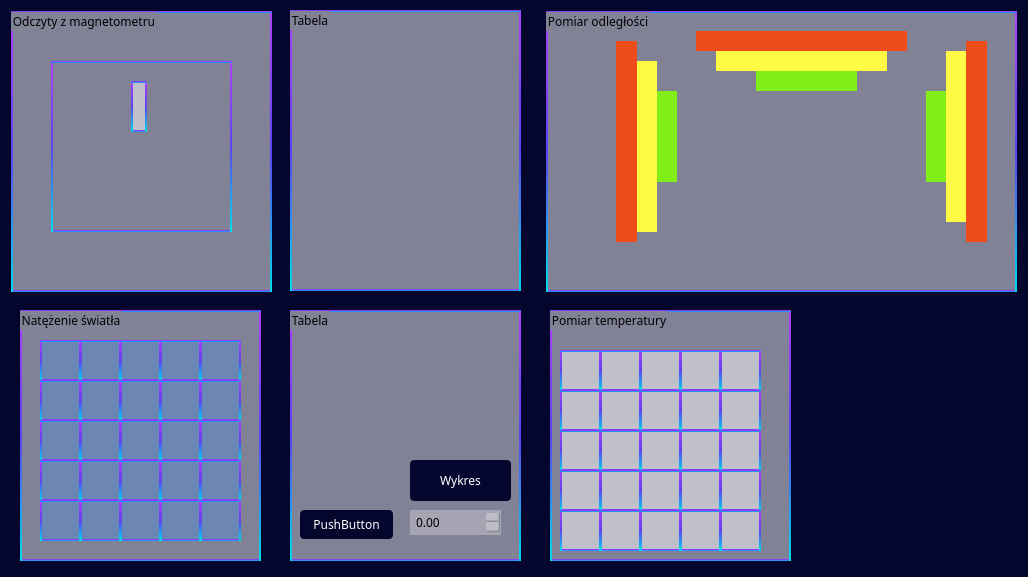
Above: form.ui from olala10/wds before the change. Below: the same form after it.
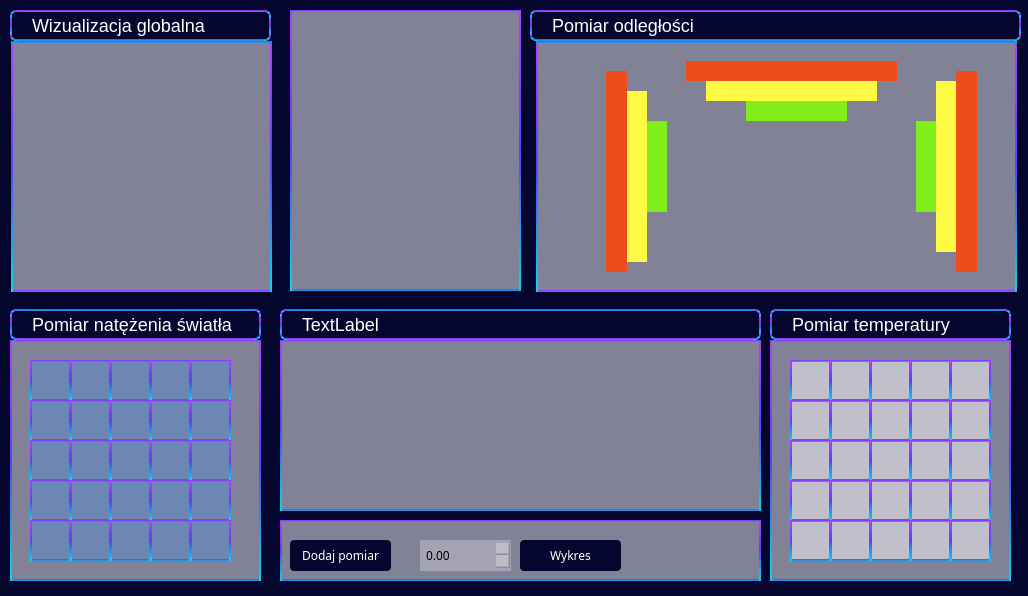
That is the form after the change.

Patch:
```diff
--- a/form.ui
+++ b/form.ui
@@ -7,7 +7,7 @@
     <x>0</x>
     <y>0</y>
     <width>1028</width>
-    <height>577</height>
+    <height>596</height>
    </rect>
   </property>
   <property name="windowTitle">
@@ -20,9 +20,9 @@
    <property name="geometry">
     <rect>
      <x>11</x>
-     <y>11</y>
+     <y>41</y>
      <width>261</width>
-     <height>281</height>
+     <height>251</height>
     </rect>
    </property>
    <property name="styleSheet">
@@ -34,7 +34,7 @@
 </string>
    </property>
    <property name="title">
-    <string>Odczyty z magnetometru</string>
+    <string/>
    </property>
    <widget class="QLabel" name="labelCompass">
     <property name="geometry">
@@ -46,7 +46,7 @@
      </rect>
     </property>
     <property name="styleSheet">
-     <string notr="true">  border: 2px solid qlineargradient(spread:pad, x1:0.5, y1:0, x2:0.5, y2:1, stop:0 rgba(175, 64, 255, 255), stop:0.5 rgba(91, 66, 243, 255), stop:1 rgba(0, 221, 235, 255));
+     <string notr="true">border: none;
 background: none;</string>
     </property>
     <property name="text">
@@ -62,6 +62,10 @@
       <height>51</height>
      </rect>
     </property>
+    <property name="styleSheet">
+     <string notr="true">border:none;
+background: none;</string>
+    </property>
     <property name="text">
      <string/>
     </property>
@@ -70,10 +74,10 @@
   <widget class="QGroupBox" name="groupBoxDistance">
    <property name="geometry">
     <rect>
-     <x>546</x>
-     <y>11</y>
-     <width>471</width>
-     <height>281</height>
+     <x>536</x>
+     <y>41</y>
+     <width>481</width>
+     <height>251</height>
     </rect>
    </property>
    <property name="styleSheet">
@@ -84,7 +88,7 @@
   text-decoration: none;</string>
    </property>
    <property name="title">
-    <string>Pomiar odległości</string>
+    <string/>
    </property>
    <widget class="QLabel" name="greenPic1">
     <property name="geometry">
@@ -266,10 +270,10 @@
   <widget class="QGroupBox" name="lightBox">
    <property name="geometry">
     <rect>
-     <x>20</x>
-     <y>310</y>
-     <width>241</width>
-     <height>251</height>
+     <x>10</x>
+     <y>340</y>
+     <width>251</width>
+     <height>241</height>
     </rect>
    </property>
    <property name="styleSheet">
@@ -281,13 +285,13 @@
 </string>
    </property>
    <property name="title">
-    <string>Natężenie światła</string>
+    <string/>
    </property>
    <widget class="QLabel" name="label1_5">
     <property name="geometry">
      <rect>
       <x>180</x>
-      <y>30</y>
+      <y>20</y>
       <width>41</width>
       <height>41</height>
      </rect>
@@ -303,7 +307,7 @@
     <property name="geometry">
      <rect>
       <x>180</x>
-      <y>70</y>
+      <y>60</y>
       <width>41</width>
       <height>41</height>
      </rect>
@@ -319,7 +323,7 @@
     <property name="geometry">
      <rect>
       <x>180</x>
-      <y>110</y>
+      <y>100</y>
       <width>41</width>
       <height>41</height>
      </rect>
@@ -335,7 +339,7 @@
     <property name="geometry">
      <rect>
       <x>180</x>
-      <y>150</y>
+      <y>140</y>
       <width>41</width>
       <height>41</height>
      </rect>
@@ -351,7 +355,7 @@
     <property name="geometry">
      <rect>
       <x>140</x>
-      <y>30</y>
+      <y>20</y>
       <width>41</width>
       <height>41</height>
      </rect>
@@ -367,7 +371,7 @@
     <property name="geometry">
      <rect>
       <x>140</x>
-      <y>70</y>
+      <y>60</y>
       <width>41</width>
       <height>41</height>
      </rect>
@@ -383,7 +387,7 @@
     <property name="geometry">
      <rect>
       <x>140</x>
-      <y>110</y>
+      <y>100</y>
       <width>41</width>
       <height>41</height>
      </rect>
@@ -399,7 +403,7 @@
     <property name="geometry">
      <rect>
       <x>140</x>
-      <y>150</y>
+      <y>140</y>
       <width>41</width>
       <height>41</height>
      </rect>
@@ -415,7 +419,7 @@
     <property name="geometry">
      <rect>
       <x>100</x>
-      <y>30</y>
+      <y>20</y>
       <width>41</width>
       <height>41</height>
      </rect>
@@ -431,7 +435,7 @@
     <property name="geometry">
      <rect>
       <x>100</x>
-      <y>70</y>
+      <y>60</y>
       <width>41</width>
       <height>41</height>
      </rect>
@@ -447,7 +451,7 @@
     <property name="geometry">
      <rect>
       <x>100</x>
-      <y>110</y>
+      <y>100</y>
       <width>41</width>
       <height>41</height>
      </rect>
@@ -463,7 +467,71 @@
     <property name="geometry">
      <rect>
       <x>100</x>
-      <y>150</y>
+      <y>140</y>
+      <width>41</width>
+      <height>41</height>
+     </rect>
+    </property>
+    <property name="styleSheet">
+     <string notr="true">background-color: rgba(59, 147, 252, 0.3);</string>
+    </property>
+    <property name="text">
+     <string/>
+    </property>
+   </widget>
+   <widget class="QLabel" name="label2">
+    <property name="geometry">
+     <rect>
+      <x>60</x>
+      <y>20</y>
+      <width>41</width>
+      <height>41</height>
+     </rect>
+    </property>
+    <property name="styleSheet">
+     <string notr="true">background-color: rgba(59, 147, 252, 0.3);</string>
+    </property>
+    <property name="text">
+     <string/>
+    </property>
+   </widget>
+   <widget class="QLabel" name="label7">
+    <property name="geometry">
+     <rect>
+      <x>60</x>
+      <y>60</y>
+      <width>41</width>
+      <height>41</height>
+     </rect>
+    </property>
+    <property name="styleSheet">
+     <string notr="true">background-color: rgba(59, 147, 252, 0.3);</string>
+    </property>
+    <property name="text">
+     <string/>
+    </property>
+   </widget>
+   <widget class="QLabel" name="label12">
+    <property name="geometry">
+     <rect>
+      <x>60</x>
+      <y>100</y>
+      <width>41</width>
+      <height>41</height>
+     </rect>
+    </property>
+    <property name="styleSheet">
+     <string notr="true">background-color: rgba(59, 147, 252, 0.3);</string>
+    </property>
+    <property name="text">
+     <string/>
+    </property>
+   </widget>
+   <widget class="QLabel" name="label17">
+    <property name="geometry">
+     <rect>
+      <x>60</x>
+      <y>140</y>
       <width>41</width>
       <height>41</height>
      </rect>
@@ -478,72 +546,8 @@
    <widget class="QLabel" name="label1_2">
     <property name="geometry">
      <rect>
-      <x>60</x>
-      <y>30</y>
-      <width>41</width>
-      <height>41</height>
-     </rect>
-    </property>
-    <property name="styleSheet">
-     <string notr="true">background-color: rgba(59, 147, 252, 0.3);</string>
-    </property>
-    <property name="text">
-     <string/>
-    </property>
-   </widget>
-   <widget class="QLabel" name="label2_2">
-    <property name="geometry">
-     <rect>
-      <x>60</x>
-      <y>70</y>
-      <width>41</width>
-      <height>41</height>
-     </rect>
-    </property>
-    <property name="styleSheet">
-     <string notr="true">background-color: rgba(59, 147, 252, 0.3);</string>
-    </property>
-    <property name="text">
-     <string/>
-    </property>
-   </widget>
-   <widget class="QLabel" name="label3_2">
-    <property name="geometry">
-     <rect>
-      <x>60</x>
-      <y>110</y>
-      <width>41</width>
-      <height>41</height>
-     </rect>
-    </property>
-    <property name="styleSheet">
-     <string notr="true">background-color: rgba(59, 147, 252, 0.3);</string>
-    </property>
-    <property name="text">
-     <string/>
-    </property>
-   </widget>
-   <widget class="QLabel" name="label4_2">
-    <property name="geometry">
-     <rect>
-      <x>60</x>
-      <y>150</y>
-      <width>41</width>
-      <height>41</height>
-     </rect>
-    </property>
-    <property name="styleSheet">
-     <string notr="true">background-color: rgba(59, 147, 252, 0.3);</string>
-    </property>
-    <property name="text">
-     <string/>
-    </property>
-   </widget>
-   <widget class="QLabel" name="label1_1">
-    <property name="geometry">
-     <rect>
       <x>20</x>
-      <y>30</y>
+      <y>20</y>
       <width>41</width>
       <height>41</height>
      </rect>
@@ -559,7 +563,7 @@
     <property name="geometry">
      <rect>
       <x>20</x>
-      <y>70</y>
+      <y>60</y>
       <width>41</width>
       <height>41</height>
      </rect>
@@ -575,7 +579,7 @@
     <property name="geometry">
      <rect>
       <x>20</x>
-      <y>110</y>
+      <y>100</y>
       <width>41</width>
       <height>41</height>
      </rect>
@@ -591,7 +595,7 @@
     <property name="geometry">
      <rect>
       <x>20</x>
-      <y>150</y>
+      <y>140</y>
       <width>41</width>
       <height>41</height>
      </rect>
@@ -607,7 +611,7 @@
     <property name="geometry">
      <rect>
       <x>100</x>
-      <y>190</y>
+      <y>180</y>
       <width>41</width>
       <height>41</height>
      </rect>
@@ -623,7 +627,7 @@
     <property name="geometry">
      <rect>
       <x>180</x>
-      <y>190</y>
+      <y>180</y>
       <width>41</width>
       <height>41</height>
      </rect>
@@ -639,7 +643,7 @@
     <property name="geometry">
      <rect>
       <x>140</x>
-      <y>190</y>
+      <y>180</y>
       <width>41</width>
       <height>41</height>
      </rect>
@@ -655,7 +659,7 @@
     <property name="geometry">
      <rect>
       <x>60</x>
-      <y>190</y>
+      <y>180</y>
       <width>41</width>
       <height>41</height>
      </rect>
@@ -671,7 +675,7 @@
     <property name="geometry">
      <rect>
       <x>20</x>
-      <y>190</y>
+      <y>180</y>
       <width>41</width>
       <height>41</height>
      </rect>
@@ -687,10 +691,10 @@
   <widget class="QGroupBox" name="temperatureBox">
    <property name="geometry">
     <rect>
-     <x>550</x>
-     <y>310</y>
+     <x>770</x>
+     <y>340</y>
      <width>241</width>
-     <height>251</height>
+     <height>241</height>
     </rect>
    </property>
    <property name="styleSheet">
@@ -702,13 +706,13 @@
 </string>
    </property>
    <property name="title">
-    <string>Pomiar temperatury</string>
+    <string/>
    </property>
    <widget class="QLabel" name="label1">
     <property name="geometry">
      <rect>
-      <x>10</x>
-      <y>40</y>
+      <x>20</x>
+      <y>20</y>
       <width>41</width>
       <height>41</height>
      </rect>
@@ -720,8 +724,8 @@
    <widget class="QLabel" name="label_2">
     <property name="geometry">
      <rect>
-      <x>50</x>
-      <y>40</y>
+      <x>60</x>
+      <y>20</y>
       <width>41</width>
       <height>41</height>
      </rect>
@@ -733,8 +737,8 @@
    <widget class="QLabel" name="label_3">
     <property name="geometry">
      <rect>
-      <x>90</x>
-      <y>40</y>
+      <x>100</x>
+      <y>20</y>
       <width>41</width>
       <height>41</height>
      </rect>
@@ -746,8 +750,8 @@
    <widget class="QLabel" name="label_4">
     <property name="geometry">
      <rect>
-      <x>130</x>
-      <y>40</y>
+      <x>140</x>
+      <y>20</y>
       <width>41</width>
       <height>41</height>
      </rect>
@@ -759,8 +763,8 @@
    <widget class="QLabel" name="label_5">
     <property name="geometry">
      <rect>
-      <x>170</x>
-      <y>40</y>
+      <x>180</x>
+      <y>20</y>
       <width>41</width>
       <height>41</height>
      </rect>
@@ -772,8 +776,8 @@
    <widget class="QLabel" name="label_6">
     <property name="geometry">
      <rect>
-      <x>10</x>
-      <y>80</y>
+      <x>20</x>
+      <y>60</y>
       <width>41</width>
       <height>41</height>
      </rect>
@@ -785,8 +789,8 @@
    <widget class="QLabel" name="label_7">
     <property name="geometry">
      <rect>
-      <x>50</x>
-      <y>80</y>
+      <x>60</x>
+      <y>60</y>
       <width>41</width>
       <height>41</height>
      </rect>
@@ -798,8 +802,8 @@
    <widget class="QLabel" name="label_8">
     <property name="geometry">
      <rect>
-      <x>90</x>
-      <y>80</y>
+      <x>100</x>
+      <y>60</y>
       <width>41</width>
       <height>41</height>
      </rect>
@@ -811,8 +815,8 @@
    <widget class="QLabel" name="label_9">
     <property name="geometry">
      <rect>
-      <x>130</x>
-      <y>80</y>
+      <x>140</x>
+      <y>60</y>
       <width>41</width>
       <height>41</height>
      </rect>
@@ -824,8 +828,8 @@
    <widget class="QLabel" name="label_10">
     <property name="geometry">
      <rect>
-      <x>170</x>
-      <y>80</y>
+      <x>180</x>
+      <y>60</y>
       <width>41</width>
       <height>41</height>
      </rect>
@@ -837,8 +841,8 @@
    <widget class="QLabel" name="label_11">
     <property name="geometry">
      <rect>
-      <x>10</x>
-      <y>120</y>
+      <x>20</x>
+      <y>100</y>
       <width>41</width>
       <height>41</height>
      </rect>
@@ -850,8 +854,8 @@
    <widget class="QLabel" name="label_12">
     <property name="geometry">
      <rect>
-      <x>50</x>
-      <y>120</y>
+      <x>60</x>
+      <y>100</y>
       <width>41</width>
       <height>41</height>
      </rect>
@@ -863,8 +867,8 @@
    <widget class="QLabel" name="label_13">
     <property name="geometry">
      <rect>
-      <x>90</x>
-      <y>120</y>
+      <x>100</x>
+      <y>100</y>
       <width>41</width>
       <height>41</height>
      </rect>
@@ -876,8 +880,8 @@
    <widget class="QLabel" name="label_14">
     <property name="geometry">
      <rect>
-      <x>130</x>
-      <y>120</y>
+      <x>140</x>
+      <y>100</y>
       <width>41</width>
       <height>41</height>
      </rect>
@@ -889,8 +893,8 @@
    <widget class="QLabel" name="label_15">
     <property name="geometry">
      <rect>
-      <x>170</x>
-      <y>120</y>
+      <x>180</x>
+      <y>100</y>
       <width>41</width>
       <height>41</height>
      </rect>
@@ -902,8 +906,8 @@
    <widget class="QLabel" name="label_16">
     <property name="geometry">
      <rect>
-      <x>10</x>
-      <y>160</y>
+      <x>20</x>
+      <y>140</y>
       <width>41</width>
       <height>41</height>
      </rect>
@@ -915,8 +919,8 @@
    <widget class="QLabel" name="label_17">
     <property name="geometry">
      <rect>
-      <x>50</x>
-      <y>160</y>
+      <x>60</x>
+      <y>140</y>
       <width>41</width>
       <height>41</height>
      </rect>
@@ -928,8 +932,8 @@
    <widget class="QLabel" name="label_18">
     <property name="geometry">
      <rect>
-      <x>90</x>
-      <y>160</y>
+      <x>100</x>
+      <y>140</y>
       <width>41</width>
       <height>41</height>
      </rect>
@@ -941,8 +945,8 @@
    <widget class="QLabel" name="label_19">
     <property name="geometry">
      <rect>
-      <x>130</x>
-      <y>160</y>
+      <x>140</x>
+      <y>140</y>
       <width>41</width>
       <height>41</height>
      </rect>
@@ -954,8 +958,8 @@
    <widget class="QLabel" name="label_20">
     <property name="geometry">
      <rect>
-      <x>170</x>
-      <y>160</y>
+      <x>180</x>
+      <y>140</y>
       <width>41</width>
       <height>41</height>
      </rect>
@@ -967,8 +971,8 @@
    <widget class="QLabel" name="label_21">
     <property name="geometry">
      <rect>
-      <x>10</x>
-      <y>200</y>
+      <x>20</x>
+      <y>180</y>
       <width>41</width>
       <height>41</height>
      </rect>
@@ -980,8 +984,8 @@
    <widget class="QLabel" name="label_22">
     <property name="geometry">
      <rect>
-      <x>50</x>
-      <y>200</y>
+      <x>60</x>
+      <y>180</y>
       <width>41</width>
       <height>41</height>
      </rect>
@@ -993,8 +997,8 @@
    <widget class="QLabel" name="label_23">
     <property name="geometry">
      <rect>
-      <x>90</x>
-      <y>200</y>
+      <x>100</x>
+      <y>180</y>
       <width>41</width>
       <height>41</height>
      </rect>
@@ -1006,8 +1010,8 @@
    <widget class="QLabel" name="label_24">
     <property name="geometry">
      <rect>
-      <x>130</x>
-      <y>200</y>
+      <x>140</x>
+      <y>180</y>
       <width>41</width>
       <height>41</height>
      </rect>
@@ -1019,8 +1023,8 @@
    <widget class="QLabel" name="label_25">
     <property name="geometry">
      <rect>
-      <x>170</x>
-      <y>200</y>
+      <x>180</x>
+      <y>180</y>
       <width>41</width>
       <height>41</height>
      </rect>
@@ -1048,16 +1052,16 @@
 </string>
    </property>
    <property name="title">
-    <string>Tabela</string>
+    <string/>
    </property>
   </widget>
   <widget class="QGroupBox" name="groupBox_5">
    <property name="geometry">
     <rect>
-     <x>290</x>
-     <y>310</y>
-     <width>231</width>
-     <height>251</height>
+     <x>280</x>
+     <y>520</y>
+     <width>481</width>
+     <height>61</height>
     </rect>
    </property>
    <property name="styleSheet">
@@ -1069,15 +1073,15 @@
 </string>
    </property>
    <property name="title">
-    <string>Tabela</string>
+    <string/>
    </property>
    <widget class="QPushButton" name="lightButton">
     <property name="geometry">
      <rect>
       <x>10</x>
-      <y>200</y>
-      <width>93</width>
-      <height>29</height>
+      <y>20</y>
+      <width>101</width>
+      <height>31</height>
      </rect>
     </property>
     <property name="styleSheet">
@@ -1105,16 +1109,16 @@
 }</string>
     </property>
     <property name="text">
-     <string>PushButton</string>
+     <string>Dodaj pomiar</string>
     </property>
    </widget>
    <widget class="QDoubleSpinBox" name="lightSpinBox">
     <property name="geometry">
      <rect>
-      <x>120</x>
-      <y>200</y>
+      <x>140</x>
+      <y>20</y>
       <width>91</width>
-      <height>25</height>
+      <height>31</height>
      </rect>
     </property>
     <property name="styleSheet">
@@ -1126,10 +1130,10 @@
    <widget class="QPushButton" name="pushButtonTemperature">
     <property name="geometry">
      <rect>
-      <x>120</x>
-      <y>150</y>
+      <x>240</x>
+      <y>20</y>
       <width>101</width>
-      <height>41</height>
+      <height>31</height>
      </rect>
     </property>
     <property name="styleSheet">
@@ -1161,6 +1165,262 @@
     </property>
    </widget>
   </widget>
+  <widget class="QGroupBox" name="groupBox_4">
+   <property name="geometry">
+    <rect>
+     <x>280</x>
+     <y>340</y>
+     <width>481</width>
+     <height>171</height>
+    </rect>
+   </property>
+   <property name="styleSheet">
+    <string notr="true">background-color: rgba(255, 255, 255, 0.5);
+  border: 2px solid qlineargradient(spread:pad, x1:0.5, y1:0, x2:0.5, y2:1, stop:0 rgba(175, 64, 255, 255), stop:0.5 rgba(91, 66, 243, 255), stop:1 rgba(0, 221, 235, 255));
+  color: black;
+  font-family: Phantomsans, sans-serif;
+  text-decoration: none;
+</string>
+   </property>
+   <property name="title">
+    <string/>
+   </property>
+  </widget>
+  <widget class="QLabel" name="label">
+   <property name="geometry">
+    <rect>
+     <x>10</x>
+     <y>309</y>
+     <width>251</width>
+     <height>31</height>
+    </rect>
+   </property>
+   <property name="styleSheet">
+    <string notr="true">  align-items: center;
+  appearance: none;
+  background-image: radial-gradient(100% 100% at 100% 0, #5adaff 0, #5468ff 100%);
+  border: 2px solid qlineargradient(spread:pad, x1:0.5, y1:0, x2:0.5, y2:1, stop:0 rgba(175, 64, 255, 255), stop:0.5 rgba(91, 66, 243, 255), stop:1 rgba(0, 221, 235, 255));
+  border-radius: 6px;
+  box-shadow: rgba(45, 35, 66, .4) 0 2px 4px,rgba(45, 35, 66, .3) 0 7px 13px -3px,rgba(58, 65, 111, .5) 0 -3px 0 inset;
+  box-sizing: border-box;
+  color: #fff;
+  cursor: pointer;
+  display: inline-flex;
+  font-family: &quot;JetBrains Mono&quot;,monospace;
+  height: 48px;
+  justify-content: center;
+  line-height: 1;
+  list-style: none;
+  overflow: hidden;
+  padding-left: 16px;
+  padding-right: 16px;
+  position: relative;
+  text-align: left;
+  text-decoration: none;
+  transition: box-shadow .15s,transform .15s;
+  user-select: none;
+  -webkit-user-select: none;
+  touch-action: manipulation;
+  white-space: nowrap;
+  will-change: box-shadow,transform;
+  font-size: 18px;
+
+
+
+</string>
+   </property>
+   <property name="text">
+    <string>Pomiar natężenia światła</string>
+   </property>
+  </widget>
+  <widget class="QLabel" name="label_26">
+   <property name="geometry">
+    <rect>
+     <x>280</x>
+     <y>309</y>
+     <width>481</width>
+     <height>31</height>
+    </rect>
+   </property>
+   <property name="styleSheet">
+    <string notr="true">  align-items: center;
+  appearance: none;
+  background-image: radial-gradient(100% 100% at 100% 0, #5adaff 0, #5468ff 100%);
+  border: 2px solid qlineargradient(spread:pad, x1:0.5, y1:0, x2:0.5, y2:1, stop:0 rgba(175, 64, 255, 255), stop:0.5 rgba(91, 66, 243, 255), stop:1 rgba(0, 221, 235, 255));
+  border-radius: 6px;
+  box-shadow: rgba(45, 35, 66, .4) 0 2px 4px,rgba(45, 35, 66, .3) 0 7px 13px -3px,rgba(58, 65, 111, .5) 0 -3px 0 inset;
+  box-sizing: border-box;
+  color: #fff;
+  cursor: pointer;
+  display: inline-flex;
+  font-family: &quot;JetBrains Mono&quot;,monospace;
+  height: 48px;
+  justify-content: center;
+  line-height: 1;
+  list-style: none;
+  overflow: hidden;
+  padding-left: 16px;
+  padding-right: 16px;
+  position: relative;
+  text-align: left;
+  text-decoration: none;
+  transition: box-shadow .15s,transform .15s;
+  user-select: none;
+  -webkit-user-select: none;
+  touch-action: manipulation;
+  white-space: nowrap;
+  will-change: box-shadow,transform;
+  font-size: 18px;
+
+
+
+</string>
+   </property>
+   <property name="text">
+    <string>TextLabel</string>
+   </property>
+  </widget>
+  <widget class="QLabel" name="label_27">
+   <property name="geometry">
+    <rect>
+     <x>770</x>
+     <y>309</y>
+     <width>241</width>
+     <height>31</height>
+    </rect>
+   </property>
+   <property name="styleSheet">
+    <string notr="true">  align-items: center;
+  appearance: none;
+  background-image: radial-gradient(100% 100% at 100% 0, #5adaff 0, #5468ff 100%);
+  border: 2px solid qlineargradient(spread:pad, x1:0.5, y1:0, x2:0.5, y2:1, stop:0 rgba(175, 64, 255, 255), stop:0.5 rgba(91, 66, 243, 255), stop:1 rgba(0, 221, 235, 255));
+  border-radius: 6px;
+  box-shadow: rgba(45, 35, 66, .4) 0 2px 4px,rgba(45, 35, 66, .3) 0 7px 13px -3px,rgba(58, 65, 111, .5) 0 -3px 0 inset;
+  box-sizing: border-box;
+  color: #fff;
+  cursor: pointer;
+  display: inline-flex;
+  font-family: &quot;JetBrains Mono&quot;,monospace;
+  height: 48px;
+  justify-content: center;
+  line-height: 1;
+  list-style: none;
+  overflow: hidden;
+  padding-left: 16px;
+  padding-right: 16px;
+  position: relative;
+  text-align: left;
+  text-decoration: none;
+  transition: box-shadow .15s,transform .15s;
+  user-select: none;
+  -webkit-user-select: none;
+  touch-action: manipulation;
+  white-space: nowrap;
+  will-change: box-shadow,transform;
+  font-size: 18px;
+
+
+
+</string>
+   </property>
+   <property name="text">
+    <string>Pomiar temperatury</string>
+   </property>
+  </widget>
+  <widget class="QLabel" name="label_28">
+   <property name="geometry">
+    <rect>
+     <x>10</x>
+     <y>10</y>
+     <width>261</width>
+     <height>31</height>
+    </rect>
+   </property>
+   <property name="styleSheet">
+    <string notr="true">  align-items: center;
+  appearance: none;
+  background-image: radial-gradient(100% 100% at 100% 0, #5adaff 0, #5468ff 100%);
+  border: 2px solid qlineargradient(spread:pad, x1:0.5, y1:0, x2:0.5, y2:1, stop:0 rgba(175, 64, 255, 255), stop:0.5 rgba(91, 66, 243, 255), stop:1 rgba(0, 221, 235, 255));
+  border-radius: 6px;
+  box-shadow: rgba(45, 35, 66, .4) 0 2px 4px,rgba(45, 35, 66, .3) 0 7px 13px -3px,rgba(58, 65, 111, .5) 0 -3px 0 inset;
+  box-sizing: border-box;
+  color: #fff;
+  cursor: pointer;
+  display: inline-flex;
+  font-family: &quot;JetBrains Mono&quot;,monospace;
+  height: 48px;
+  justify-content: center;
+  line-height: 1;
+  list-style: none;
+  overflow: hidden;
+  padding-left: 16px;
+  padding-right: 16px;
+  position: relative;
+  text-align: left;
+  text-decoration: none;
+  transition: box-shadow .15s,transform .15s;
+  user-select: none;
+  -webkit-user-select: none;
+  touch-action: manipulation;
+  white-space: nowrap;
+  will-change: box-shadow,transform;
+  font-size: 18px;
+
+
+
+</string>
+   </property>
+   <property name="text">
+    <string>Wizualizacja globalna</string>
+   </property>
+  </widget>
+  <widget class="QLabel" name="label_29">
+   <property name="geometry">
+    <rect>
+     <x>530</x>
+     <y>10</y>
+     <width>491</width>
+     <height>31</height>
+    </rect>
+   </property>
+   <property name="styleSheet">
+    <string notr="true">  align-items: center;
+  appearance: none;
+  background-image: radial-gradient(100% 100% at 100% 0, #5adaff 0, #5468ff 100%);
+  border: 2px solid qlineargradient(spread:pad, x1:0.5, y1:0, x2:0.5, y2:1, stop:0 rgba(175, 64, 255, 255), stop:0.5 rgba(91, 66, 243, 255), stop:1 rgba(0, 221, 235, 255));
+  border-radius: 6px;
+  box-shadow: rgba(45, 35, 66, .4) 0 2px 4px,rgba(45, 35, 66, .3) 0 7px 13px -3px,rgba(58, 65, 111, .5) 0 -3px 0 inset;
+  box-sizing: border-box;
+  color: #fff;
+  cursor: pointer;
+  display: inline-flex;
+  font-family: &quot;JetBrains Mono&quot;,monospace;
+  height: 48px;
+  justify-content: center;
+  line-height: 1;
+  list-style: none;
+  overflow: hidden;
+  padding-left: 16px;
+  padding-right: 16px;
+  position: relative;
+  text-align: left;
+  text-decoration: none;
+  transition: box-shadow .15s,transform .15s;
+  user-select: none;
+  -webkit-user-select: none;
+  touch-action: manipulation;
+  white-space: nowrap;
+  will-change: box-shadow,transform;
+  font-size: 18px;
+
+
+
+</string>
+   </property>
+   <property name="text">
+    <string>Pomiar odległości</string>
+   </property>
+  </widget>
  </widget>
  <resources/>
  <connections/>
```
Left out of the diff: 40 changed lines with no effect on the pictures.
